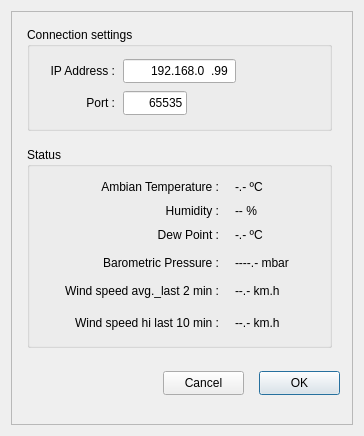
The window that WeatherLink.ui (rpineau/WeatherLink) describes before a commit, drawn with Qt 5.
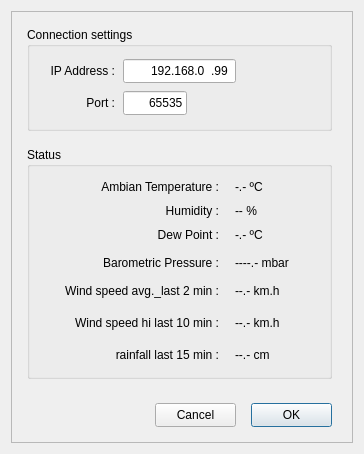
The same window after the commit. Icons and pictures are not drawn. Custom widgets are drawn as their Qt base class.

Commit message: Fix a few things, Added rain to data in settings dialog

Patch:
```diff
--- a/WeatherLink.ui
+++ b/WeatherLink.ui
@@ -7,7 +7,7 @@
     <x>0</x>
     <y>0</y>
     <width>364</width>
-    <height>436</height>
+    <height>454</height>
    </rect>
   </property>
   <property name="sizePolicy">
@@ -19,13 +19,13 @@
   <property name="minimumSize">
    <size>
     <width>364</width>
-    <height>436</height>
+    <height>454</height>
    </size>
   </property>
   <property name="maximumSize">
    <size>
     <width>364</width>
-    <height>436</height>
+    <height>454</height>
    </size>
   </property>
   <property name="windowTitle">
@@ -92,8 +92,8 @@
      <widget class="QPushButton" name="pushButtonCancel">
       <property name="geometry">
        <rect>
-        <x>152</x>
-        <y>360</y>
+        <x>144</x>
+        <y>392</y>
         <width>81</width>
         <height>24</height>
        </rect>
@@ -108,8 +108,8 @@
       </property>
       <property name="geometry">
        <rect>
-        <x>248</x>
-        <y>360</y>
+        <x>240</x>
+        <y>392</y>
         <width>81</width>
         <height>24</height>
        </rect>
@@ -127,7 +127,7 @@
         <x>16</x>
         <y>136</y>
         <width>305</width>
-        <height>201</height>
+        <height>232</height>
        </rect>
       </property>
       <property name="title">
@@ -325,6 +325,38 @@
         <set>Qt::AlignLeading|Qt::AlignLeft|Qt::AlignVCenter</set>
        </property>
       </widget>
+      <widget class="QLabel" name="label_5">
+       <property name="geometry">
+        <rect>
+         <x>16</x>
+         <y>200</y>
+         <width>176</width>
+         <height>16</height>
+        </rect>
+       </property>
+       <property name="text">
+        <string>rainfall last 15 min :</string>
+       </property>
+       <property name="alignment">
+        <set>Qt::AlignRight|Qt::AlignTrailing|Qt::AlignVCenter</set>
+       </property>
+      </widget>
+      <widget class="QLabel" name="rainfallLast15Min">
+       <property name="geometry">
+        <rect>
+         <x>208</x>
+         <y>200</y>
+         <width>80</width>
+         <height>16</height>
+        </rect>
+       </property>
+       <property name="text">
+        <string>--.- cm</string>
+       </property>
+       <property name="alignment">
+        <set>Qt::AlignLeading|Qt::AlignLeft|Qt::AlignVCenter</set>
+       </property>
+      </widget>
      </widget>
      <widget class="QGroupBox" name="groupBox">
       <property name="geometry">
```
The commit also changes 3 other files.
